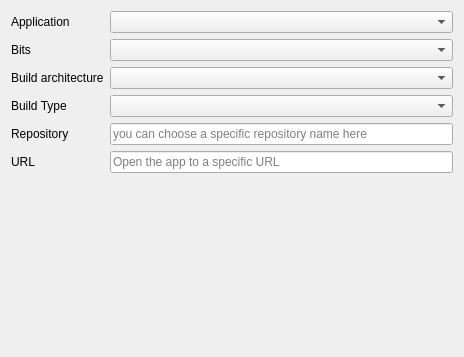
Qt form gui/mozregui/ui/intro.ui (mozilla/mozregression) before a commit.
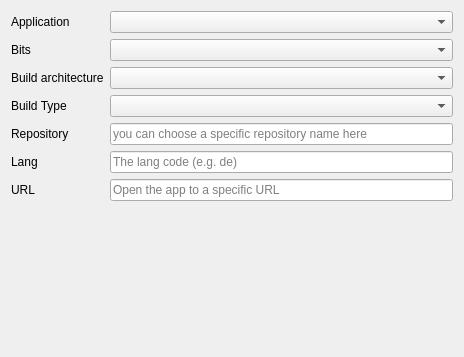
The same form after that commit.

Commit message: Bug 1401649 - Add support for 'firefox-l10n' app to GUI

```diff
--- a/gui/mozregui/ui/intro.ui
+++ b/gui/mozregui/ui/intro.ui
@@ -79,6 +79,26 @@
     </widget>
    </item>
    <item row="5" column="0">
+    <widget class="QLabel" name="lang_label">
+      <property name="toolTip">
+        <string>enter the code of the lang you want a build for</string>
+      </property>
+      <property name="text">
+        <string>Lang</string>
+      </property>
+    </widget>
+   </item>
+   <item row="5" column="1">
+     <widget class="QLineEdit" name="lang">
+       <property name="toolTip">
+        <string>Lang code such as he, ar, zh-TW</string>
+      </property>
+      <property name="placeholderText">
+        <string>The lang code (e.g. de)</string>
+      </property>
+     </widget>
+   </item>
+   <item row="6" column="0">
     <widget class="QLabel" name="url_label">
      <property name="toolTip">
       <string>enter a URL to pass to the app</string>
@@ -88,7 +108,7 @@
      </property>
     </widget>
    </item>
-   <item row="5" column="1">
+   <item row="6" column="1">
     <widget class="QLineEdit" name="url">
      <property name="toolTip">
       <string>URL such as example.org, https://mozilla.org, about:logo</string>
```
Left out of the diff: 2 changed lines with no effect on the pictures. The commit also changes 2 other files.
